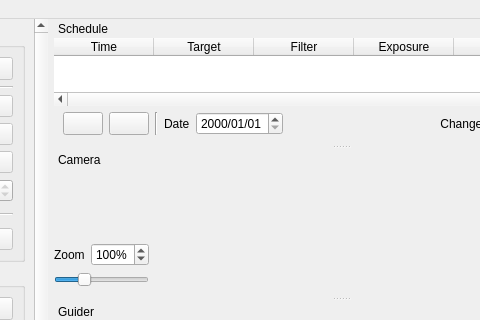
EthanChappel/Ecliptic, file qt5/mainwindow.ui: the form before one commit; both pictures show x 168 to 648 and y 0 to 320 of the 795 by 695 pixel window.
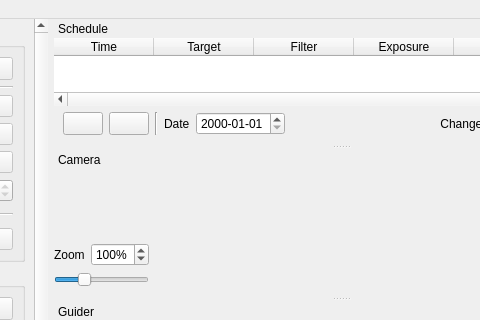
The form after the commit. Icons and pictures are not drawn.

Commit message: Change date format

```diff
--- a/qt5/mainwindow.ui
+++ b/qt5/mainwindow.ui
@@ -1592,7 +1592,7 @@
           <enum>QDateTimeEdit::DaySection</enum>
          </property>
          <property name="displayFormat">
-          <string>yyyy/MM/dd</string>
+          <string>yyyy-MM-dd</string>
          </property>
          <property name="calendarPopup">
           <bool>false</bool>
```
The commit also changes 1 other file.
